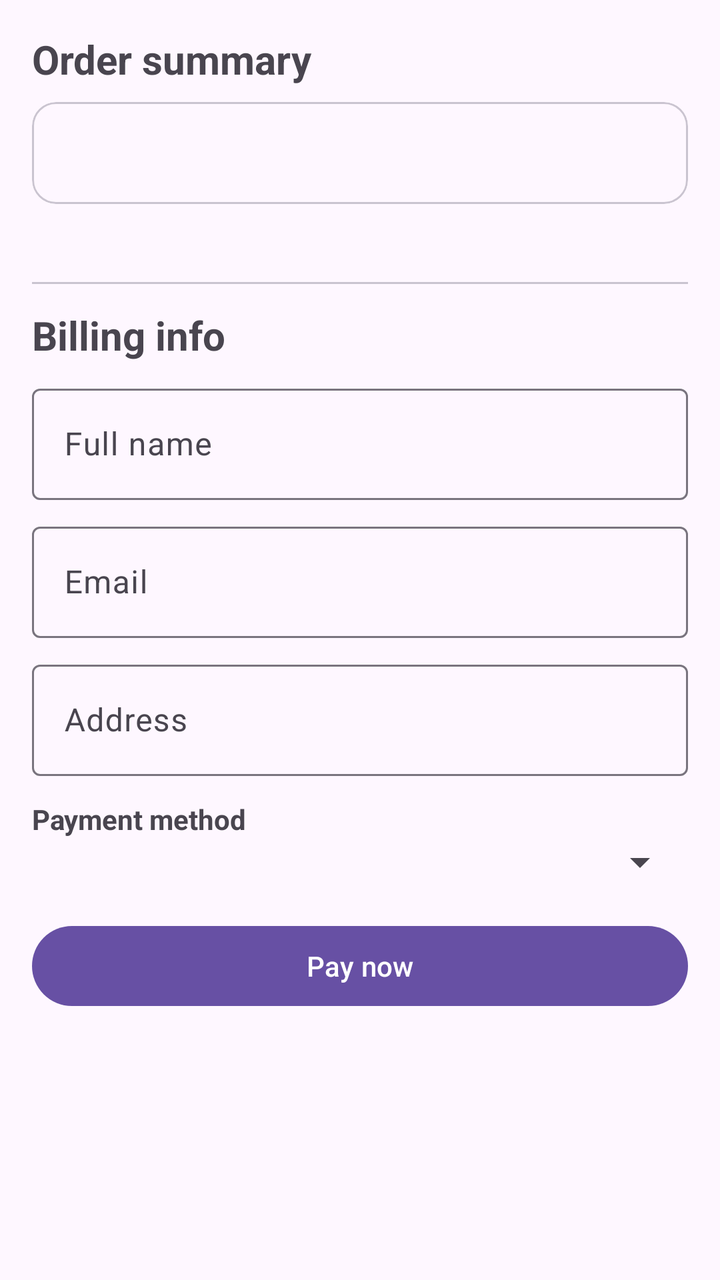
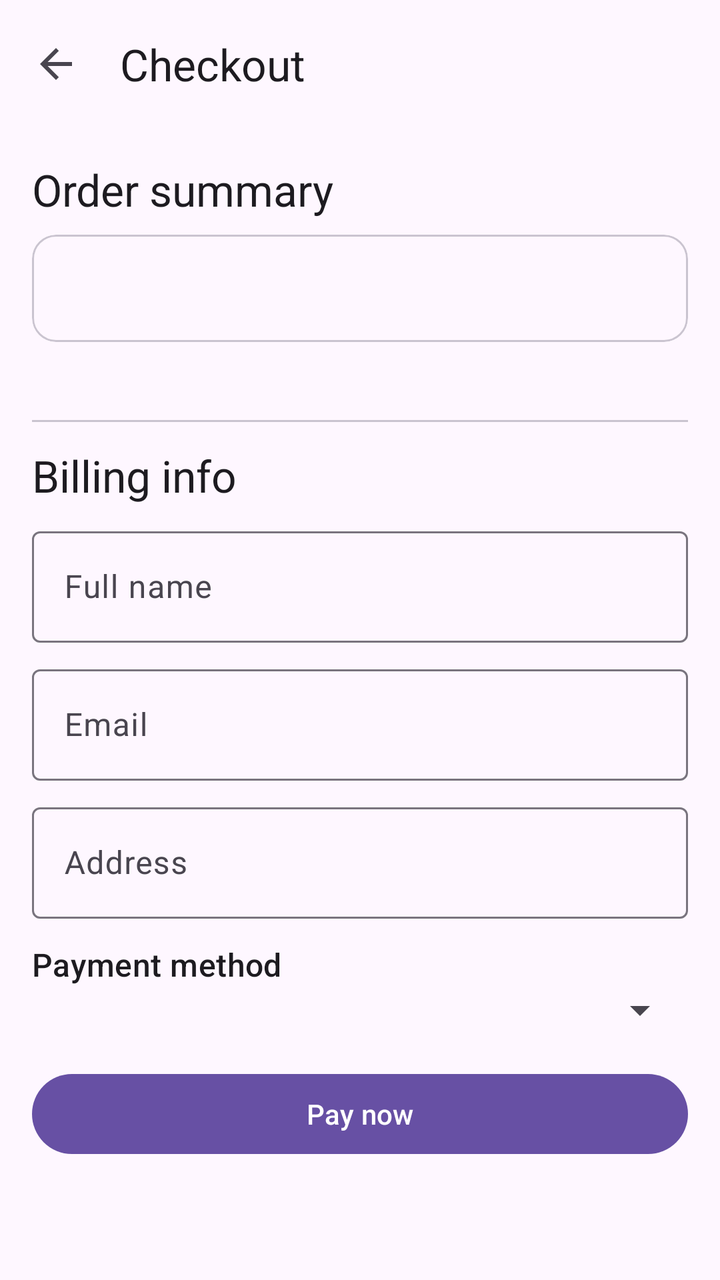

The first picture is an Android layout as it rendered before a commit; the second is the same layout after the commit. The layout source and the unified diff follow.
<!-- AndroidManifest.xml: application theme Theme.Ticketree -->
<!-- res/layout/activity_checkout.xml -->
<?xml version="1.0" encoding="utf-8"?>
<ScrollView xmlns:android="http://schemas.android.com/apk/res/android"
    xmlns:app="http://schemas.android.com/apk/res-auto"
    android:layout_width="match_parent"
    android:layout_height="match_parent"
    android:fitsSystemWindows="true">

    <LinearLayout
        android:layout_width="match_parent"
        android:layout_height="wrap_content"
        android:orientation="vertical"
        android:padding="16dp">

        <com.google.android.material.textview.MaterialTextView
            android:layout_width="match_parent"
            android:layout_height="wrap_content"
            android:text="Order summary"
            android:textSize="20sp"
            android:textStyle="bold" />

        <com.google.android.material.card.MaterialCardView
            android:layout_width="match_parent"
            android:layout_height="wrap_content"
            android:layout_marginTop="8dp">

            <com.google.android.material.textview.MaterialTextView
                android:id="@+id/tvSummary"
                android:layout_width="match_parent"
                android:layout_height="wrap_content"
                android:padding="16dp" />
        </com.google.android.material.card.MaterialCardView>

        <com.google.android.material.textview.MaterialTextView
            android:id="@+id/tvTimer"
            android:layout_width="match_parent"
            android:layout_height="wrap_content"
            android:layout_marginTop="8dp"
            android:textColor="#D32F2F" />

        <com.google.android.material.divider.MaterialDivider
            android:layout_width="match_parent"
            android:layout_height="wrap_content"
            android:layout_marginVertical="12dp" />

        <com.google.android.material.textview.MaterialTextView
            android:layout_width="match_parent"
            android:layout_height="wrap_content"
            android:text="Billing info"
            android:textSize="20sp"
            android:textStyle="bold" />

        <com.google.android.material.textfield.TextInputLayout
            style="@style/Widget.Material3.TextInputLayout.OutlinedBox"
            android:layout_width="match_parent"
            android:layout_height="wrap_content"
            android:layout_marginTop="8dp"
            android:hint="Full name">

            <com.google.android.material.textfield.TextInputEditText
                android:id="@+id/etName"
                android:layout_width="match_parent"
                android:layout_height="wrap_content"
                android:inputType="textPersonName" />
        </com.google.android.material.textfield.TextInputLayout>

        <com.google.android.material.textfield.TextInputLayout
            style="@style/Widget.Material3.TextInputLayout.OutlinedBox"
            android:layout_width="match_parent"
            android:layout_height="wrap_content"
            android:layout_marginTop="8dp"
            android:hint="Email">

            <com.google.android.material.textfield.TextInputEditText
                android:id="@+id/etEmail"
                android:layout_width="match_parent"
                android:layout_height="wrap_content"
                android:inputType="textEmailAddress" />
        </com.google.android.material.textfield.TextInputLayout>

        <com.google.android.material.textfield.TextInputLayout
            style="@style/Widget.Material3.TextInputLayout.OutlinedBox"
            android:layout_width="match_parent"
            android:layout_height="wrap_content"
            android:layout_marginTop="8dp"
            android:hint="Address">

            <com.google.android.material.textfield.TextInputEditText
                android:id="@+id/etAddress"
                android:layout_width="match_parent"
                android:layout_height="wrap_content"
                android:inputType="textPostalAddress" />
        </com.google.android.material.textfield.TextInputLayout>

        <com.google.android.material.textview.MaterialTextView
            android:layout_width="match_parent"
            android:layout_height="wrap_content"
            android:layout_marginTop="12dp"
            android:text="Payment method"
            android:textStyle="bold" />

        <Spinner
            android:id="@+id/spPayment"
            android:layout_width="match_parent"
            android:layout_height="wrap_content" />

        <com.google.android.material.progressindicator.CircularProgressIndicator
            android:id="@+id/progress"
            android:layout_width="wrap_content"
            android:layout_height="wrap_content"
            android:layout_gravity="center_horizontal"
            android:layout_marginTop="16dp"
            android:indeterminate="true"
            android:visibility="gone"
            app:indicatorSize="48dp" />

        <com.google.android.material.button.MaterialButton
            android:id="@+id/btnPay"
            android:layout_width="match_parent"
            android:layout_height="wrap_content"
            android:layout_marginTop="16dp"
            android:text="Pay now" />
    </LinearLayout>
</ScrollView>
<!-- resources referenced by this layout -->
<resources>
  <style name="Theme.Ticketree" parent="Base.Theme.Ticketree" />
  <style name="Base.Theme.Ticketree" parent="Theme.Material3.DayNight.NoActionBar">
          
          
      </style>
</resources>

<!-- the commit's change to res/layout/activity_checkout.xml (unified diff, before → after) -->
@@ -1,5 +1,5 @@
 <?xml version="1.0" encoding="utf-8"?>
-<ScrollView xmlns:android="http://schemas.android.com/apk/res/android"
+<FrameLayout xmlns:android="http://schemas.android.com/apk/res/android"
     xmlns:app="http://schemas.android.com/apk/res-auto"
     android:layout_width="match_parent"
     android:layout_height="match_parent"
@@ -7,117 +7,156 @@
 
     <LinearLayout
         android:layout_width="match_parent"
-        android:layout_height="wrap_content"
+        android:layout_height="match_parent"
+        android:orientation="vertical">
+
+        <com.google.android.material.appbar.MaterialToolbar
+            android:id="@+id/toolbar"
+            android:layout_width="match_parent"
+            android:layout_height="?attr/actionBarSize"
+            app:navigationIcon="@drawable/ic_back"
+            app:title="Checkout" />
+
+        <ScrollView
+            android:layout_width="match_parent"
+            android:layout_height="0dp"
+            android:layout_weight="1">
+
+            <LinearLayout
+                android:layout_width="match_parent"
+                android:layout_height="wrap_content"
+                android:orientation="vertical"
+                android:padding="16dp">
+
+                <com.google.android.material.textview.MaterialTextView
+                    android:layout_width="match_parent"
+                    android:layout_height="wrap_content"
+                    android:text="Order summary"
+                    android:textAppearance="?attr/textAppearanceTitleLarge" />
+
+                <com.google.android.material.card.MaterialCardView
+                    android:layout_width="match_parent"
+                    android:layout_height="wrap_content"
+                    android:layout_marginTop="8dp">
+
+                    <com.google.android.material.textview.MaterialTextView
+                        android:id="@+id/tvSummary"
+                        android:layout_width="match_parent"
+                        android:layout_height="wrap_content"
+                        android:padding="16dp"
+                        android:textAppearance="?attr/textAppearanceBodyLarge" />
+                </com.google.android.material.card.MaterialCardView>
+
+                <com.google.android.material.textview.MaterialTextView
+                    android:id="@+id/tvTimer"
+                    android:layout_width="match_parent"
+                    android:layout_height="wrap_content"
+                    android:layout_marginTop="8dp"
+                    android:textColor="?attr/colorError" />
+
+                <com.google.android.material.divider.MaterialDivider
+                    android:layout_width="match_parent"
+                    android:layout_height="wrap_content"
+                    android:layout_marginVertical="12dp" />
+
+                <com.google.android.material.textview.MaterialTextView
+                    android:layout_width="match_parent"
+                    android:layout_height="wrap_content"
+                    android:text="Billing info"
+                    android:textAppearance="?attr/textAppearanceTitleLarge" />
+
+                <com.google.android.material.textfield.TextInputLayout
+                    style="@style/Widget.Material3.TextInputLayout.OutlinedBox"
+                    android:layout_width="match_parent"
+                    android:layout_height="wrap_content"
+                    android:layout_marginTop="8dp"
+                    android:hint="Full name">
+
+                    <com.google.android.material.textfield.TextInputEditText
+                        android:id="@+id/etName"
+                        android:layout_width="match_parent"
+                        android:layout_height="wrap_content"
+                        android:inputType="textPersonName" />
+                </com.google.android.material.textfield.TextInputLayout>
+
+                <com.google.android.material.textfield.TextInputLayout
+                    style="@style/Widget.Material3.TextInputLayout.OutlinedBox"
+                    android:layout_width="match_parent"
+                    android:layout_height="wrap_content"
+                    android:layout_marginTop="8dp"
+                    android:hint="Email">
+
+                    <com.google.android.material.textfield.TextInputEditText
+                        android:id="@+id/etEmail"
+                        android:layout_width="match_parent"
+                        android:layout_height="wrap_content"
+                        android:inputType="textEmailAddress" />
+                </com.google.android.material.textfield.TextInputLayout>
+
+                <com.google.android.material.textfield.TextInputLayout
+                    style="@style/Widget.Material3.TextInputLayout.OutlinedBox"
+                    android:layout_width="match_parent"
+                    android:layout_height="wrap_content"
+                    android:layout_marginTop="8dp"
+                    android:hint="Address">
+
+                    <com.google.android.material.textfield.TextInputEditText
+                        android:id="@+id/etAddress"
+                        android:layout_width="match_parent"
+                        android:layout_height="wrap_content"
+                        android:inputType="textPostalAddress" />
+                </com.google.android.material.textfield.TextInputLayout>
+
+                <com.google.android.material.textview.MaterialTextView
+                    android:layout_width="match_parent"
+                    android:layout_height="wrap_content"
+                    android:layout_marginTop="12dp"
+                    android:text="Payment method"
+                    android:textAppearance="?attr/textAppearanceTitleMedium" />
+
+                <Spinner
+                    android:id="@+id/spPayment"
+                    android:layout_width="match_parent"
+                    android:layout_height="wrap_content" />
+
+                <com.google.android.material.button.MaterialButton
+                    android:id="@+id/btnPay"
+                    android:layout_width="match_parent"
+                    android:layout_height="wrap_content"
+                    android:layout_marginTop="16dp"
+                    android:text="Pay now" />
+            </LinearLayout>
+        </ScrollView>
+    </LinearLayout>
+
+    <LinearLayout
+        android:id="@+id/overlay"
+        android:layout_width="match_parent"
+        android:layout_height="match_parent"
+        android:background="?attr/colorSurface"
+        android:clickable="true"
+        android:focusable="true"
+        android:gravity="center"
         android:orientation="vertical"
-        android:padding="16dp">
+        android:visibility="gone">
+
+        <com.google.android.material.progressindicator.CircularProgressIndicator
+            android:layout_width="wrap_content"
+            android:layout_height="wrap_content"
+            android:indeterminate="true"
+            app:indicatorSize="72dp" />
 
         <com.google.android.material.textview.MaterialTextView
-            android:layout_width="match_parent"
+            android:layout_width="wrap_content"
             android:layout_height="wrap_content"
-            android:text="Order summary"
-            android:textSize="20sp"
-            android:textStyle="bold" />
-
-        <com.google.android.material.card.MaterialCardView
-            android:layout_width="match_parent"
-            android:layout_height="wrap_content"
-            android:layout_marginTop="8dp">
-
-            <com.google.android.material.textview.MaterialTextView
-                android:id="@+id/tvSummary"
-                android:layout_width="match_parent"
-                android:layout_height="wrap_content"
-                android:padding="16dp" />
-        </com.google.android.material.card.MaterialCardView>
+            android:layout_marginTop="24dp"
+            android:text="Processing payment..."
+            android:textAppearance="?attr/textAppearanceTitleLarge" />
 
         <com.google.android.material.textview.MaterialTextView
-            android:id="@+id/tvTimer"
-            android:layout_width="match_parent"
-            android:layout_height="wrap_content"
-            android:layout_marginTop="8dp"
-            android:textColor="#D32F2F" />
-
-        <com.google.android.material.divider.MaterialDivider
-            android:layout_width="match_parent"
-            android:layout_height="wrap_content"
-            android:layout_marginVertical="12dp" />
-
-        <com.google.android.material.textview.MaterialTextView
-            android:layout_width="match_parent"
-            android:layout_height="wrap_content"
-            android:text="Billing info"
-            android:textSize="20sp"
-            android:textStyle="bold" />
-
-        <com.google.android.material.textfield.TextInputLayout
-            style="@style/Widget.Material3.TextInputLayout.OutlinedBox"
-            android:layout_width="match_parent"
-            android:layout_height="wrap_content"
-            android:layout_marginTop="8dp"
-            android:hint="Full name">
-
-            <com.google.android.material.textfield.TextInputEditText
-                android:id="@+id/etName"
-                android:layout_width="match_parent"
-                android:layout_height="wrap_content"
-                android:inputType="textPersonName" />
-        </com.google.android.material.textfield.TextInputLayout>
-
-        <com.google.android.material.textfield.TextInputLayout
-            style="@style/Widget.Material3.TextInputLayout.OutlinedBox"
-            android:layout_width="match_parent"
-            android:layout_height="wrap_content"
-            android:layout_marginTop="8dp"
-            android:hint="Email">
-
-            <com.google.android.material.textfield.TextInputEditText
-                android:id="@+id/etEmail"
-                android:layout_width="match_parent"
-                android:layout_height="wrap_content"
-                android:inputType="textEmailAddress" />
-        </com.google.android.material.textfield.TextInputLayout>
-
-        <com.google.android.material.textfield.TextInputLayout
-            style="@style/Widget.Material3.TextInputLayout.OutlinedBox"
-            android:layout_width="match_parent"
-            android:layout_height="wrap_content"
-            android:layout_marginTop="8dp"
-            android:hint="Address">
-
-            <com.google.android.material.textfield.TextInputEditText
-                android:id="@+id/etAddress"
-                android:layout_width="match_parent"
-                android:layout_height="wrap_content"
-                android:inputType="textPostalAddress" />
-        </com.google.android.material.textfield.TextInputLayout>
-
-        <com.google.android.material.textview.MaterialTextView
-            android:layout_width="match_parent"
-            android:layout_height="wrap_content"
-            android:layout_marginTop="12dp"
-            android:text="Payment method"
-            android:textStyle="bold" />
-
-        <Spinner
-            android:id="@+id/spPayment"
-            android:layout_width="match_parent"
-            android:layout_height="wrap_content" />
-
-        <com.google.android.material.progressindicator.CircularProgressIndicator
-            android:id="@+id/progress"
             android:layout_width="wrap_content"
             android:layout_height="wrap_content"
-            android:layout_gravity="center_horizontal"
-            android:layout_marginTop="16dp"
-            android:indeterminate="true"
-            android:visibility="gone"
-            app:indicatorSize="48dp" />
-
-        <com.google.android.material.button.MaterialButton
-            android:id="@+id/btnPay"
-            android:layout_width="match_parent"
-            android:layout_height="wrap_content"
-            android:layout_marginTop="16dp"
-            android:text="Pay now" />
+            android:layout_marginTop="4dp"
+            android:text="Please don't close the app" />
     </LinearLayout>
-</ScrollView>
+</FrameLayout>
<!-- resource entries referenced after the edit -->
@@ -1,5 +1,16 @@
 <!-- resources referenced by this layout -->
 <resources>
+  <!-- drawable ic_back (drawable) -->
+  <vector xmlns:android="http://schemas.android.com/apk/res/android"
+      android:width="24dp"
+      android:height="24dp"
+      android:tint="?attr/colorControlNormal"
+      android:viewportWidth="24"
+      android:viewportHeight="24">
+      <path
+          android:fillColor="@android:color/white"
+          android:pathData="M20,11H7.83l5.59,-5.59L12,4l-8,8 8,8 1.41,-1.41L7.83,13H20v-2z" />
+  </vector>
   <style name="Theme.Ticketree" parent="Base.Theme.Ticketree" />
   <style name="Base.Theme.Ticketree" parent="Theme.Material3.DayNight.NoActionBar">
           
